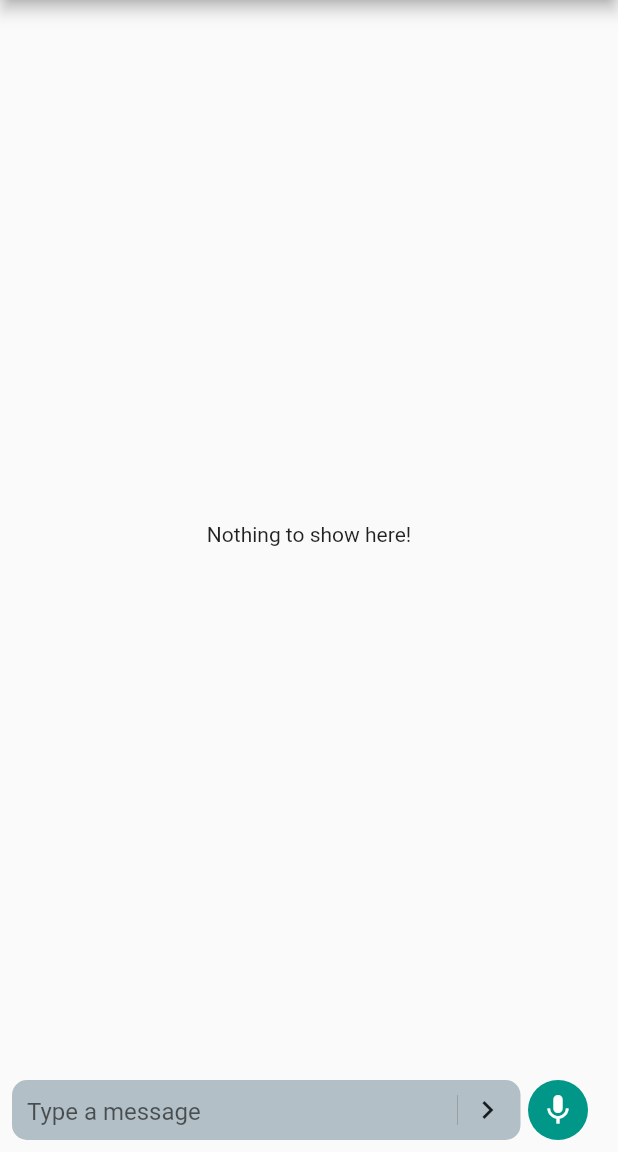
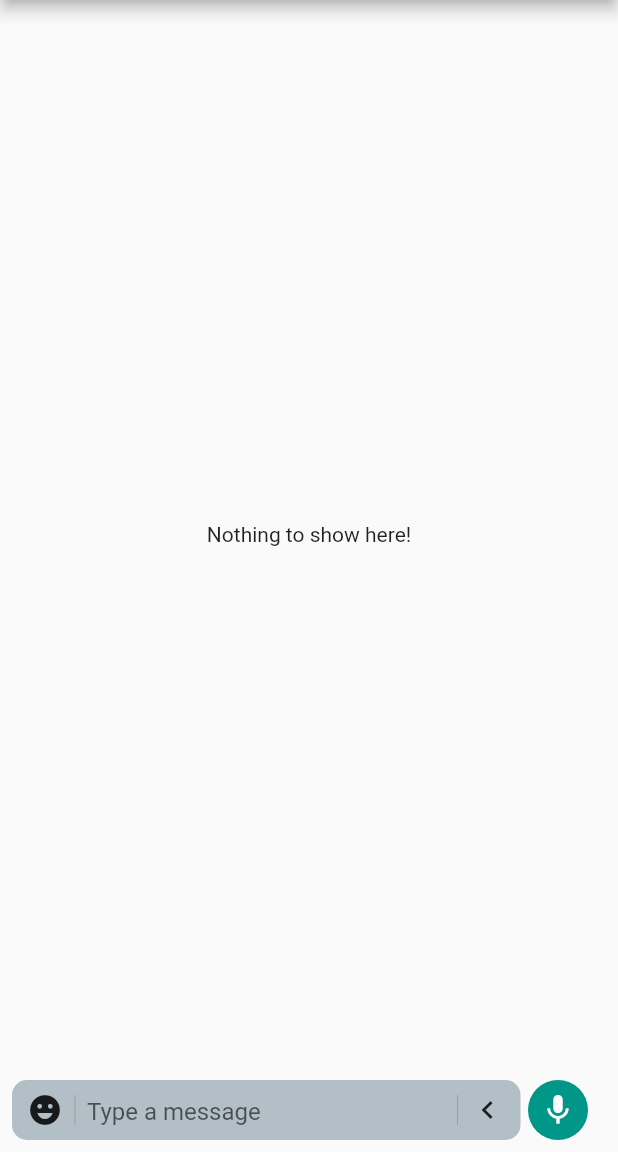
Before and after one commit to m-zaink/whats_app, a Flutter app: the screen it shows after launch, on a phone screen of 412 x 824 dp, the part 84-1236 px from its top. Run offline on Flutter 3.47's test engine with Material 2 defaults, Android fonts, the phone set to English and light mode, and no system bars; our stand-ins replace logger, permission_handler; missing offline and left inert: flutter_sound.

Commit message:
Update record_widget.dart with minor UI changes

```diff
--- a/lib/views/chat_view/widgets/record_widget.dart
+++ b/lib/views/chat_view/widgets/record_widget.dart
@@ -2,6 +2,7 @@ import 'package:flutter/material.dart';
 import 'package:provider/provider.dart';
 import 'package:whats_app/controllers/chat_view_controllers/audio_recording_controller.dart';
 import 'package:whats_app/controllers/chat_view_controllers/chat_controller.dart';
+import 'package:whats_app/utils/extensions/extensions.dart';
 
 class RecordWidget extends StatefulWidget {
   @override
@@ -31,10 +32,13 @@ class _RecordWidgetState extends State<RecordWidget> {
                     crossAxisAlignment: CrossAxisAlignment.end,
                     mainAxisAlignment: MainAxisAlignment.start,
                     children: [
-                      if (isTrashIconVisible) _buildAnimatedDeleteButton(),
                       controller.currentState.isRecording
                           ? Expanded(child: _CancelSliderWidgetForRecordingButton())
-                          : Expanded(child: _MessageInputWidget()),
+                          : Expanded(
+                              child: _MessageInputWidget(
+                                isTrashIconVisible: isTrashIconVisible,
+                              ),
+                            ),
                       SizedBox(width: 5.0),
                       AudioRecordingButton(
                         onLongPressMoveUpdate: (offset) {
@@ -49,19 +53,6 @@ class _RecordWidgetState extends State<RecordWidget> {
                 ),
               ),
             ],
-          ),
-        ),
-      );
-
-  Widget _buildAnimatedDeleteButton() => AnimatedContainer(
-        height: isTrashIconVisible ? 40.0 : 0.0,
-        width: isTrashIconVisible ? 40.0 : 0.0,
-        duration: Duration(milliseconds: 800),
-        curve: Curves.easeIn,
-        child: Center(
-          child: Icon(
-            Icons.delete,
-            color: Colors.red,
           ),
         ),
       );
@@ -96,7 +87,7 @@ class _RecordWidgetState extends State<RecordWidget> {
       isTrashIconVisible = true;
     });
 
-    await Future.delayed(Duration(milliseconds: 800));
+    await Future.delayed(Duration(seconds: 1, milliseconds: 500));
 
     setState(() {
       isTrashIconVisible = false;
@@ -141,6 +132,10 @@ class _CancelSliderWidgetForRecordingButton extends StatelessWidget {
 }
 
 class _MessageInputWidget extends StatelessWidget {
+  final bool isTrashIconVisible;
+
+  const _MessageInputWidget({Key key, @required this.isTrashIconVisible}) : super(key: key);
+
   @override
   Widget build(BuildContext context) => Consumer<AudioRecordingController>(
         builder: (context, controller, child) => Container(
@@ -155,6 +150,23 @@ class _MessageInputWidget extends StatelessWidget {
           child: Row(
             mainAxisAlignment: MainAxisAlignment.spaceBetween,
             children: [
+              Row(
+                children: [
+                  isTrashIconVisible
+                      ? Icon(
+                          Icons.delete,
+                          color: Colors.red,
+                        )
+                      : Icon(
+                          Icons.emoji_emotions,
+                        ),
+                  VerticalDivider(
+                    color: Colors.grey,
+                    indent: 10.0,
+                    endIndent: 10.0,
+                  ),
+                ],
+              ),
               Flexible(
                 child: TextField(
                   decoration: InputDecoration(
@@ -170,7 +182,7 @@ class _MessageInputWidget extends StatelessWidget {
                     indent: 10.0,
                     endIndent: 10.0,
                   ),
-                  Icon(Icons.chevron_right),
+                  Icon(Icons.chevron_left),
                 ],
               ),
             ],
@@ -233,24 +245,3 @@ class AudioRecordingButton extends StatelessWidget {
     }
   }
 }
-
-extension on int {
-  String get toSecondsAndMinutes {
-    final numberOfMinutes = this ~/ 60;
-    final numberOfSeconds = this % 60;
-
-    if (numberOfMinutes < 10) {
-      if (numberOfSeconds < 10) {
-        return '0$numberOfMinutes:0$numberOfSeconds'; //
-      } else {
-        return '0$numberOfMinutes:$numberOfSeconds'; //
-      }
-    } else {
-      if (numberOfSeconds < 10) {
-        return '$numberOfMinutes:0$numberOfSeconds'; //
-      } else {
-        return '$numberOfMinutes:$numberOfSeconds'; //
-      }
-    }
-  }
-}
```
